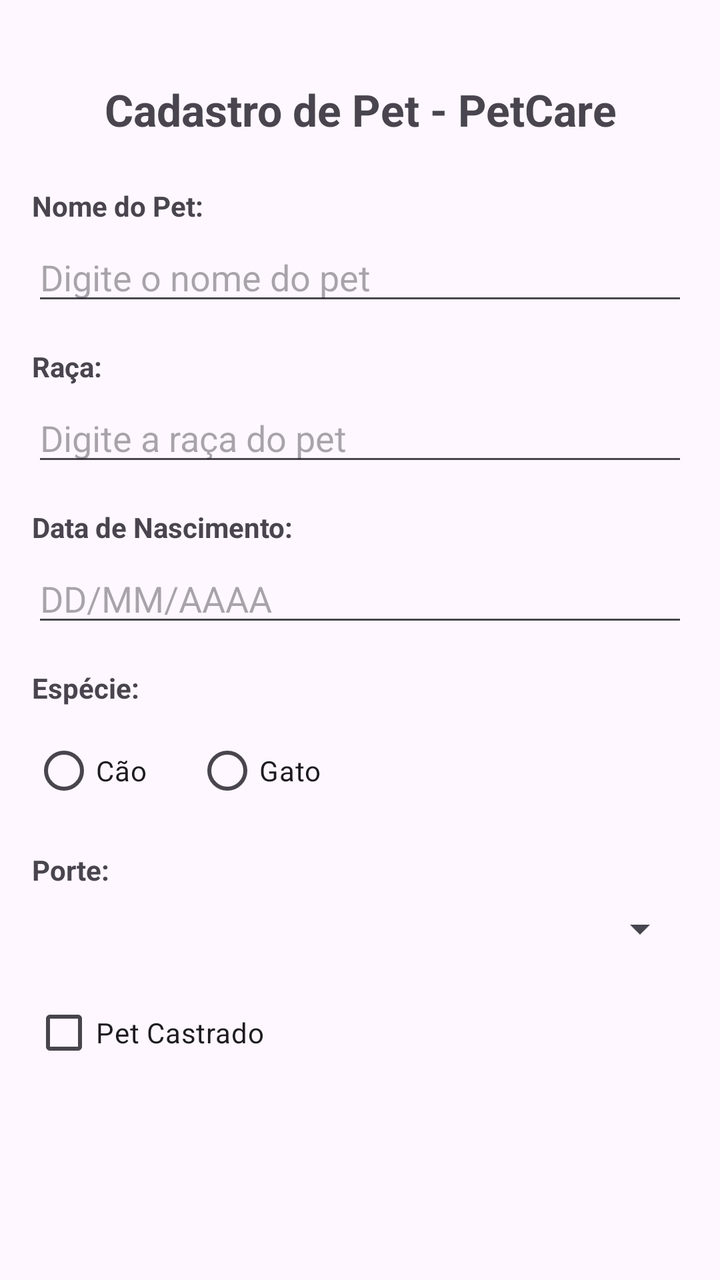
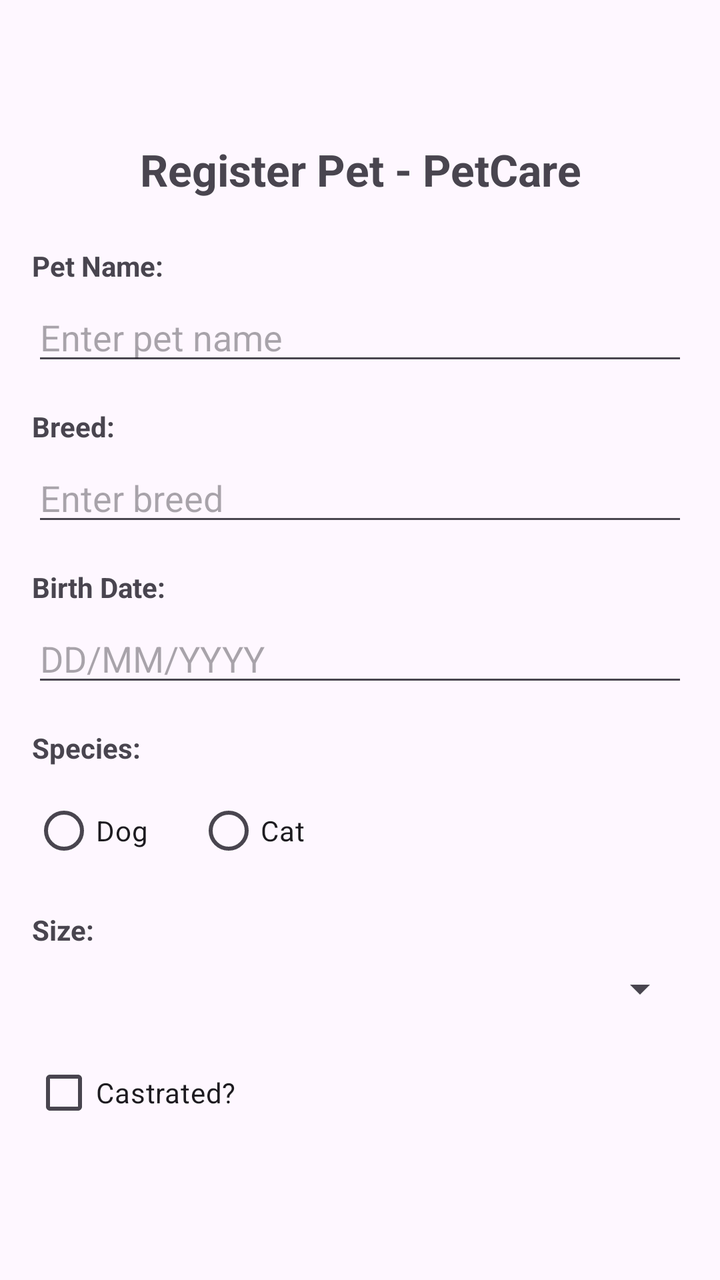

Before-and-after screenshots of an Android layout around one commit, followed by the original layout XML and the change that was made.
<!-- AndroidManifest.xml: application theme Theme.PetCare -->
<!-- res/layout/activity_main.xml -->
<?xml version="1.0" encoding="utf-8"?>
<ScrollView xmlns:android="http://schemas.android.com/apk/res/android"
    android:layout_width="match_parent"
    android:layout_height="match_parent"
    android:fillViewport="true"
    android:paddingTop="40dp"
    android:paddingStart="16dp"
    android:paddingEnd="16dp"
    android:paddingBottom="16dp">

    <LinearLayout
        android:layout_width="match_parent"
        android:layout_height="wrap_content"
        android:orientation="vertical">

        <TextView
            android:layout_width="match_parent"
            android:layout_height="wrap_content"
            android:text="Cadastro de Pet - PetCare"
            android:textSize="22sp"
            android:textStyle="bold"
            android:gravity="center"
            android:layout_marginBottom="24dp"/>

        <TextView
            android:layout_width="match_parent"
            android:layout_height="wrap_content"
            android:text="Nome do Pet:"
            android:textStyle="bold"
            android:layout_marginBottom="4dp"/>

        <EditText
            android:id="@+id/etNome"
            android:layout_width="match_parent"
            android:layout_height="wrap_content"
            android:hint="Digite o nome do pet"
            android:inputType="textPersonName"
            android:layout_marginBottom="16dp"/>

        <TextView
            android:layout_width="match_parent"
            android:layout_height="wrap_content"
            android:text="Raça:"
            android:textStyle="bold"
            android:layout_marginBottom="4dp"/>

        <EditText
            android:id="@+id/etRaca"
            android:layout_width="match_parent"
            android:layout_height="wrap_content"
            android:hint="Digite a raça do pet"
            android:inputType="text"
            android:layout_marginBottom="16dp"/>

        <TextView
            android:layout_width="match_parent"
            android:layout_height="wrap_content"
            android:text="Data de Nascimento:"
            android:textStyle="bold"
            android:layout_marginBottom="4dp"/>

        <EditText
            android:id="@+id/etDataNascimento"
            android:layout_width="match_parent"
            android:layout_height="wrap_content"
            android:hint="DD/MM/AAAA"
            android:focusable="false"
            android:clickable="true"
            android:layout_marginBottom="16dp"/>

        <TextView
            android:layout_width="match_parent"
            android:layout_height="wrap_content"
            android:text="Espécie:"
            android:textStyle="bold"
            android:layout_marginBottom="8dp"/>

        <RadioGroup
            android:id="@+id/rgEspecie"
            android:layout_width="match_parent"
            android:layout_height="wrap_content"
            android:orientation="horizontal"
            android:layout_marginBottom="16dp">

            <RadioButton
                android:id="@+id/rbCao"
                android:layout_width="wrap_content"
                android:layout_height="wrap_content"
                android:text="Cão"
                android:layout_marginEnd="24dp"/>

            <RadioButton
                android:id="@+id/rbGato"
                android:layout_width="wrap_content"
                android:layout_height="wrap_content"
                android:text="Gato"/>
        </RadioGroup>

        <TextView
            android:layout_width="match_parent"
            android:layout_height="wrap_content"
            android:text="Porte:"
            android:textStyle="bold"
            android:layout_marginBottom="8dp"/>

        <Spinner
            android:id="@+id/spPorte"
            android:layout_width="match_parent"
            android:layout_height="wrap_content"
            android:layout_marginBottom="16dp"/>

        <CheckBox
            android:id="@+id/cbCastrado"
            android:layout_width="wrap_content"
            android:layout_height="wrap_content"
            android:text="Pet Castrado"
            android:layout_marginBottom="24dp"/>

    </LinearLayout>

</ScrollView>
<!-- resources referenced by this layout -->
<resources>
  <style name="Theme.PetCare" parent="Base.Theme.PetCare" />
  <style name="Base.Theme.PetCare" parent="Theme.Material3.DayNight">
          
          
      </style>
</resources>

<!-- the commit's change to res/layout/activity_main.xml (unified diff, before → after) -->
@@ -3,10 +3,10 @@
     android:layout_width="match_parent"
     android:layout_height="match_parent"
     android:fillViewport="true"
-    android:paddingTop="40dp"
     android:paddingStart="16dp"
     android:paddingEnd="16dp"
-    android:paddingBottom="16dp">
+    android:paddingBottom="16dp"
+    android:paddingTop="70dp">
 
     <LinearLayout
         android:layout_width="match_parent"
@@ -16,7 +16,7 @@
         <TextView
             android:layout_width="match_parent"
             android:layout_height="wrap_content"
-            android:text="Cadastro de Pet - PetCare"
+            android:text="@string/title_menu"
             android:textSize="22sp"
             android:textStyle="bold"
             android:gravity="center"
@@ -25,7 +25,7 @@
         <TextView
             android:layout_width="match_parent"
             android:layout_height="wrap_content"
-            android:text="Nome do Pet:"
+            android:text="@string/label_name"
             android:textStyle="bold"
             android:layout_marginBottom="4dp"/>
 
@@ -33,14 +33,14 @@
             android:id="@+id/etNome"
             android:layout_width="match_parent"
             android:layout_height="wrap_content"
-            android:hint="Digite o nome do pet"
+            android:hint="@string/hint_name"
             android:inputType="textPersonName"
             android:layout_marginBottom="16dp"/>
 
         <TextView
             android:layout_width="match_parent"
             android:layout_height="wrap_content"
-            android:text="Raça:"
+            android:text="@string/label_breed"
             android:textStyle="bold"
             android:layout_marginBottom="4dp"/>
 
@@ -48,14 +48,14 @@
             android:id="@+id/etRaca"
             android:layout_width="match_parent"
             android:layout_height="wrap_content"
-            android:hint="Digite a raça do pet"
+            android:hint="@string/hint_breed"
             android:inputType="text"
             android:layout_marginBottom="16dp"/>
 
         <TextView
             android:layout_width="match_parent"
             android:layout_height="wrap_content"
-            android:text="Data de Nascimento:"
+            android:text="@string/label_birth"
             android:textStyle="bold"
             android:layout_marginBottom="4dp"/>
 
@@ -63,7 +63,7 @@
             android:id="@+id/etDataNascimento"
             android:layout_width="match_parent"
             android:layout_height="wrap_content"
-            android:hint="DD/MM/AAAA"
+            android:hint="@string/hint_birth"
             android:focusable="false"
             android:clickable="true"
             android:layout_marginBottom="16dp"/>
@@ -71,7 +71,7 @@
         <TextView
             android:layout_width="match_parent"
             android:layout_height="wrap_content"
-            android:text="Espécie:"
+            android:text="@string/label_species"
             android:textStyle="bold"
             android:layout_marginBottom="8dp"/>
 
@@ -86,20 +86,20 @@
                 android:id="@+id/rbCao"
                 android:layout_width="wrap_content"
                 android:layout_height="wrap_content"
-                android:text="Cão"
+                android:text="@string/species_dog"
                 android:layout_marginEnd="24dp"/>
 
             <RadioButton
                 android:id="@+id/rbGato"
                 android:layout_width="wrap_content"
                 android:layout_height="wrap_content"
-                android:text="Gato"/>
+                android:text="@string/species_cat"/>
         </RadioGroup>
 
         <TextView
             android:layout_width="match_parent"
             android:layout_height="wrap_content"
-            android:text="Porte:"
+            android:text="@string/label_size"
             android:textStyle="bold"
             android:layout_marginBottom="8dp"/>
 
@@ -113,7 +113,7 @@
             android:id="@+id/cbCastrado"
             android:layout_width="wrap_content"
             android:layout_height="wrap_content"
-            android:text="Pet Castrado"
+            android:text="@string/label_castrated"
             android:layout_marginBottom="24dp"/>
 
     </LinearLayout>
<!-- resource entries referenced after the edit -->
@@ -1,5 +1,17 @@
 <!-- resources referenced by this layout -->
 <resources>
+  <string name="hint_birth">DD/MM/YYYY</string>
+  <string name="hint_breed">Enter breed</string>
+  <string name="hint_name">Enter pet name</string>
+  <string name="label_birth">Birth Date:</string>
+  <string name="label_breed">Breed:</string>
+  <string name="label_castrated">Castrated?</string>
+  <string name="label_name">Pet Name:</string>
+  <string name="label_size">Size:</string>
+  <string name="label_species">Species:</string>
+  <string name="species_cat">Cat</string>
+  <string name="species_dog">Dog</string>
+  <string name="title_menu">Register Pet - PetCare</string>
   <style name="Theme.PetCare" parent="Base.Theme.PetCare" />
   <style name="Base.Theme.PetCare" parent="Theme.Material3.DayNight">
           
